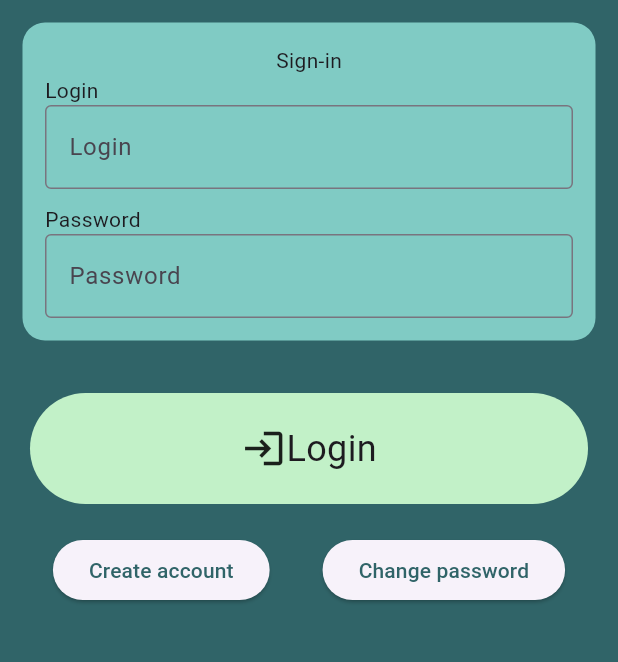
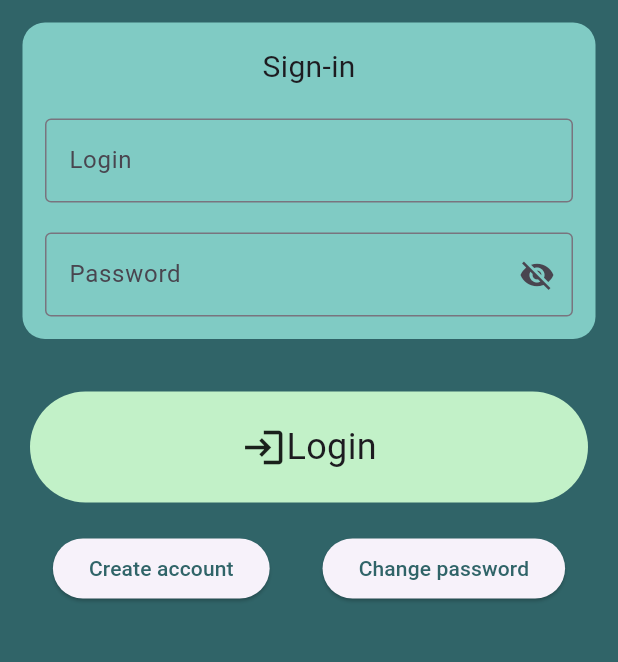
Before and after one commit to b-a-hanley/AnchoredMind, a Flutter app: the screen it shows after launch, on a phone screen of 412 x 824 dp, the part 84-746 px from its top. Run offline on Flutter 3.47's test engine with Material 3 defaults, Android fonts, the phone set to English and light mode, and no system bars; our stand-ins replace audioplayers, fl_chart, flick_video_player, flutter_blue_plus, flutter_dotenv, objectbox and 3 more; missing offline and left inert: encrypt, fancy_password_field, flutter_reactive_ble; generated files the repository leaves out were written again; statements that could not run were skipped.

Commit message:
password obscurity

```diff
--- a/frontend/lib/pages/login_page.dart
+++ b/frontend/lib/pages/login_page.dart
@@ -26,6 +26,7 @@ class LoginPageState extends State<LoginPage> {
   String mood = "";
   int intensity = 0;
   String selectedDate = "";
+  bool obscureText = true;
 
   @override
   void initState() {
@@ -106,10 +107,9 @@ class LoginPageState extends State<LoginPage> {
               child: Column(
                   crossAxisAlignment: CrossAxisAlignment.start,
                   children: [
-                Center(child: Text("Sign-in")),
-
-                Text("Login"),
-                TextFormField(
+                  Center(child: Text("Sign-in", style: TextStyle(fontSize: 20),)),
+                    SizedBox(height: 20),
+                    TextFormField(
                   controller: loginTEController,
                   maxLines: null,
                   decoration: InputDecoration(
@@ -124,15 +124,24 @@ class LoginPageState extends State<LoginPage> {
                     return null;
                   },
                 ),
-                SizedBox(height: 10),
-                Text("Password"),
+                SizedBox(height: 20),
                 TextFormField(
+                  obscureText: obscureText,
                   controller: passwordTEController,
-                  maxLines: null,
                   decoration: InputDecoration(
                     labelText: 'Password',
                     border: OutlineInputBorder(),
                     hintText: "use Password1",
+                    suffixIcon: IconButton(
+                      icon: Icon(
+                        obscureText ? Icons.visibility_off : Icons.visibility,
+                      ),
+                      onPressed: () {
+                        setState(() {
+                          obscureText = !obscureText;
+                        });
+                      },
+                    ),
                   ),
                   validator: (value) {
                     if (value == null || value.isEmpty) {
```
